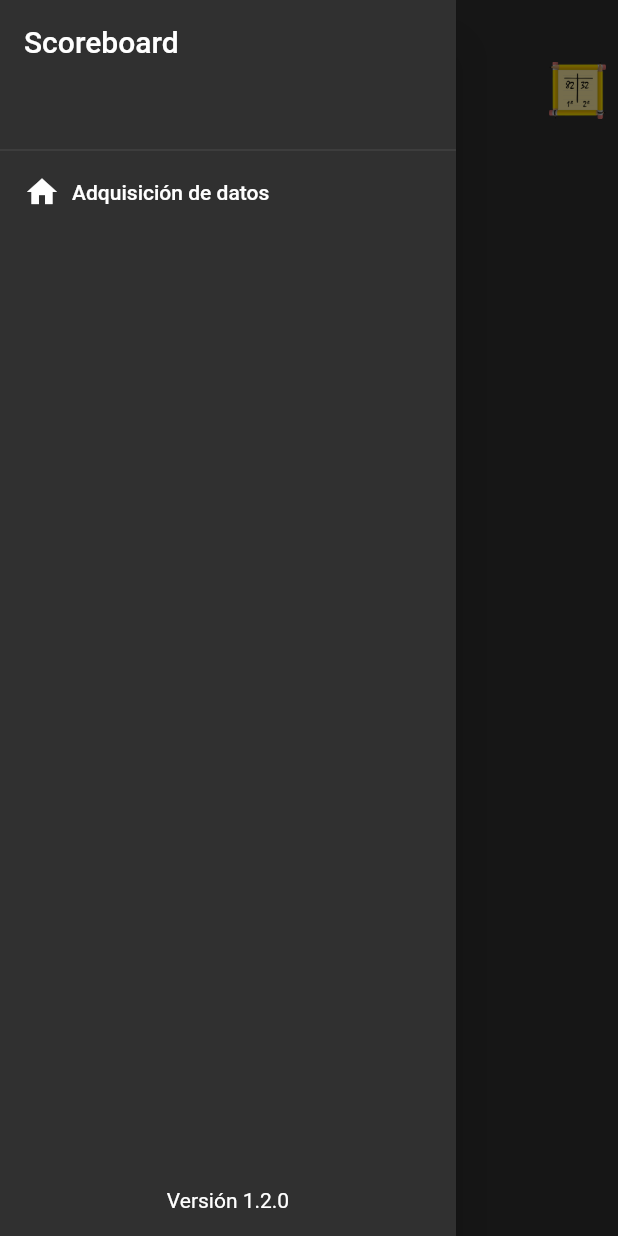
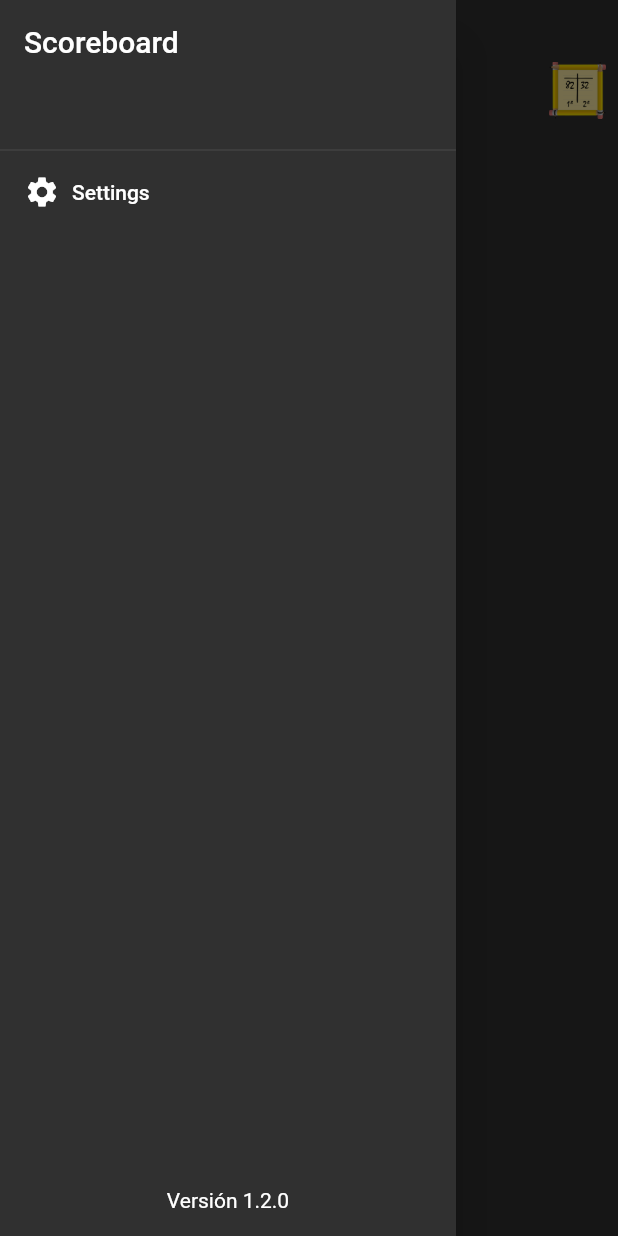
Before and after one commit to darkwilly08/scoreboard, a Flutter app: the screen it shows after launch, after a tap on the "menu" icon, on a phone screen of 412 x 824 dp. Run offline on Flutter 3.47's test engine with Material 2 defaults, Android fonts, the phone set to English and light mode, and no system bars; our stand-ins replace shared_preferences; missing offline and left inert: splash_screen_view; generated files the repository leaves out were written again.

Commit message:
theme and language provider applied

```diff
--- /dev/null
+++ b/lib/controllers/locale_controller.dart
@@ -0,0 +1,38 @@
+
+import 'package:anotador/utils/app_data.dart';
+import 'package:flutter/cupertino.dart';
+import 'package:flutter_gen/gen_l10n/app_localizations.dart';
+
+class LocaleController extends ChangeNotifier {
+  static const String languageKey = "lang";
+
+  LocaleController(){
+    _locale = _getLocaleFromSharedPreferences();
+  }
+
+  late Locale _locale;
+
+  Locale get locale => _locale;
+
+  Locale _getLocaleFromSharedPreferences() {
+   String? lang = AppData.sharedPreferences.getString(languageKey);
+   Locale locale;
+   if(lang == null){
+     locale = const Locale("en");
+   } else {
+     locale = _findLocale(lang);
+   }
+   return locale;
+  }
+
+  Locale _findLocale(String language){
+    List<Locale> locales = AppLocalizations.supportedLocales;
+    return locales.firstWhere((element) => element.languageCode == language, orElse: () => const Locale('en'));
+  }
+
+  Future<void> changeLanguage(String language) async {
+    _locale = _findLocale(language);
+    await AppData.sharedPreferences.setString(languageKey, _locale.languageCode);
+    notifyListeners();
+  }
+}
--- a/lib/controllers/theme_controller.dart
+++ b/lib/controllers/theme_controller.dart
@@ -1,19 +1,33 @@
 import 'package:anotador/themes/app_theme.dart';
-import 'package:anotador/utils/user_preferences.dart';
 import 'package:flutter/cupertino.dart';
 import 'package:flutter/material.dart';
 
+import 'package:anotador/utils/app_data.dart';
+
 class ThemeController extends ChangeNotifier {
-  ThemeController({required isDarkMode}) : _themeData = isDarkMode ? AppTheme.darkTheme : AppTheme.lightTheme;
+  static const String darkModeKey = "darkMode";
 
-  ThemeData _themeData;
+  ThemeController() {
+    _themeData = _getThemeFromSharedPreferences();
+  }
 
-  /// Returns the current theme
+  late ThemeData _themeData;
+
   ThemeData get themeData => _themeData;
 
-  void changeMode(bool isDarkMode){
+  ThemeData _getThemeFromSharedPreferences() {
+    bool? isDarkMode = AppData.sharedPreferences.getBool(darkModeKey);
+    ThemeData themeData = AppTheme.darkTheme;
+    if(isDarkMode != null) {
+      themeData = isDarkMode ? AppTheme.darkTheme : AppTheme.lightTheme;
+    }
+
+    return themeData;
+  }
+
+  Future<void> changeMode(bool isDarkMode) async {
     _themeData = isDarkMode ? AppTheme.darkTheme : AppTheme.lightTheme;
-    UserPreferences.instance.darkMode = isDarkMode;
+    await AppData.sharedPreferences.setBool(darkModeKey, isDarkMode);
     notifyListeners();
   }
 }
--- a/lib/l10n/app_en.arb
+++ b/lib/l10n/app_en.arb
@@ -5,5 +5,6 @@
     },
     "title": "Scoreboard",
     "version": "Version",
-    "home": "Home"
+    "home": "Home",
+    "settings": "Settings"
 }
--- a/lib/l10n/app_es.arb
+++ b/lib/l10n/app_es.arb
@@ -1,3 +1,5 @@
 {
-    "helloWorld": "Hola Mundo!"
+    "helloWorld": "Hola Mundo!",
+    "title": "Anotador",
+    "settings": "Configuración"
 }
--- a/lib/main.dart
+++ b/lib/main.dart
@@ -1,18 +1,17 @@
+import 'package:anotador/controllers/locale_controller.dart';
 import 'package:anotador/controllers/theme_controller.dart';
 import 'package:anotador/splashes/splash.dart';
-import 'package:anotador/utils/user_preferences.dart';
+import 'package:anotador/utils/app_data.dart';
 import 'package:flutter/material.dart';
 import 'package:flutter/services.dart';
-import 'package:shared_preferences/shared_preferences.dart';
 import 'package:provider/provider.dart';
 
 import 'package:flutter_gen/gen_l10n/app_localizations.dart';
 
-
 Future<void> main() async {
   WidgetsFlutterBinding.ensureInitialized();
   await SystemChrome.setPreferredOrientations([DeviceOrientation.portraitUp]);
-  UserPreferences.instance.prefs = await SharedPreferences.getInstance();
+  await AppData.init();
   runApp(const MyApp());
 }
 
@@ -21,20 +20,23 @@ class MyApp extends StatelessWidget {
 
   @override
   Widget build(BuildContext context) {
-    return ChangeNotifierProvider.value(
-      value: ThemeController(isDarkMode: UserPreferences.instance.isDarkMode),
-      child: Consumer<ThemeController>(
-        builder: (_, manager, __) {
+    return MultiProvider(
+        providers: [
+          ChangeNotifierProvider<ThemeController>(create: (_) => ThemeController()),
+          ChangeNotifierProvider<LocaleController>(create: (_) => LocaleController())
+        ],
+        child: Consumer2<ThemeController, LocaleController>(
+          builder: (_, themeController, localeController, __) {
             return MaterialApp(
+              locale: localeController.locale,
               onGenerateTitle: (BuildContext context) =>
                   AppLocalizations.of(context)!.title,
-            theme: manager.themeData,
+              theme: themeController.themeData,
               localizationsDelegates: AppLocalizations.localizationsDelegates,
               supportedLocales: AppLocalizations.supportedLocales,
               home: const SplashLauncher(),
             );
           },
-      ),
-    );
+        ));
   }
 }
--- a/lib/pages/home.dart
+++ b/lib/pages/home.dart
@@ -1,6 +1,9 @@
+import 'package:anotador/controllers/locale_controller.dart';
+import 'package:anotador/controllers/theme_controller.dart';
 import 'package:anotador/widgets/drawer.dart';
 import 'package:flutter/cupertino.dart';
 import 'package:flutter/material.dart';
+import 'package:provider/provider.dart';
 
 class HomePage extends StatelessWidget {
 
@@ -54,7 +57,9 @@ class HomePage extends StatelessWidget {
         Column(
           children: [
             Builder(builder: (context) => _buildTopHeader(context)),
-            // Expanded(child: body)
+            ElevatedButton(onPressed: () async => await Provider.of<ThemeController>(context, listen: false).changeMode(false), child: const Text("toggle theme"),),
+            ElevatedButton(onPressed: () async => await Provider.of<LocaleController>(context, listen: false).changeLanguage('es'), child: const Text("toggle language"),),
+
           ],
         )
       // ],),
--- a/lib/themes/app_theme.dart
+++ b/lib/themes/app_theme.dart
@@ -6,7 +6,6 @@ class AppTheme {
   static final ThemeData lightTheme = ThemeData.light();
   static final ThemeData darkTheme = ThemeData.dark();
   static const drawerTitleStyle = TextStyle(
-      color: Colors.white,
       fontSize: 20.0,
       fontWeight: FontWeight.w500);
 }
--- /dev/null
+++ b/lib/utils/app_data.dart
@@ -0,0 +1,9 @@
+
+import 'package:shared_preferences/shared_preferences.dart';
+
+class AppData {
+  static late SharedPreferences sharedPreferences;
+  static Future init() async {
+    sharedPreferences = await SharedPreferences.getInstance();
+  }
+}
--- a/lib/utils/user_preferences.dart
+++ /dev/null
@@ -1,49 +0,0 @@
-import 'package:shared_preferences/shared_preferences.dart';
-
-class UserPreferences {
-
-  static const String darkModeKey = "darkMode";
-  static final UserPreferences _instance = UserPreferences._privateConstructor();
-  static UserPreferences get instance => _instance;
-
-  UserPreferences._privateConstructor();
-
-  late SharedPreferences prefs;
-
-  //region darkMode
-  bool? _darkMode;
-
-
-  bool get isDarkMode {
-    _darkMode ??= _getModeFromSP();
-    return _darkMode!;
-  }
-
-  set darkMode(bool darkMode){
-    save(darkModeKey, darkMode);
-    _darkMode = darkMode;
-  }
-
-  bool _getModeFromSP()  {
-    bool? dm = prefs.getBool(darkModeKey);
-    if(dm != null){
-      return dm;
-    }
-    return true;
-  }
-  //endregion
-
- void save(String key, dynamic value){
-    if(value is String){
-      prefs.setString(key, value);
-    } else if (value is bool) {
-      prefs.setBool(key, value);
-    }
- }
-
-
-
-
-
-
-}
--- a/lib/widgets/drawer.dart
+++ b/lib/widgets/drawer.dart
@@ -43,11 +43,11 @@ class AppDrawer extends StatelessWidget {
     );
   }
 
-  Widget _createItems() {
+  Widget _createItems(BuildContext context) {
     return Column(
       children: [
         _createDrawerItem(
-            icon: Icons.home, text: "Adquisición de datos", onTap: () {}),
+            icon: Icons.settings, text: AppLocalizations.of(context)!.settings, onTap: () {}),
       ],
     );
   }
@@ -69,7 +69,7 @@ class AppDrawer extends StatelessWidget {
     return Drawer(
       child: Column(
         mainAxisSize: MainAxisSize.max,
-        children: [_createHeader(context), _createItems(), _createFooter()],
+        children: [_createHeader(context), _createItems(context), _createFooter()],
       ),
     );
   }
```
Lines whose indentation alone changed are shown as unchanged.
